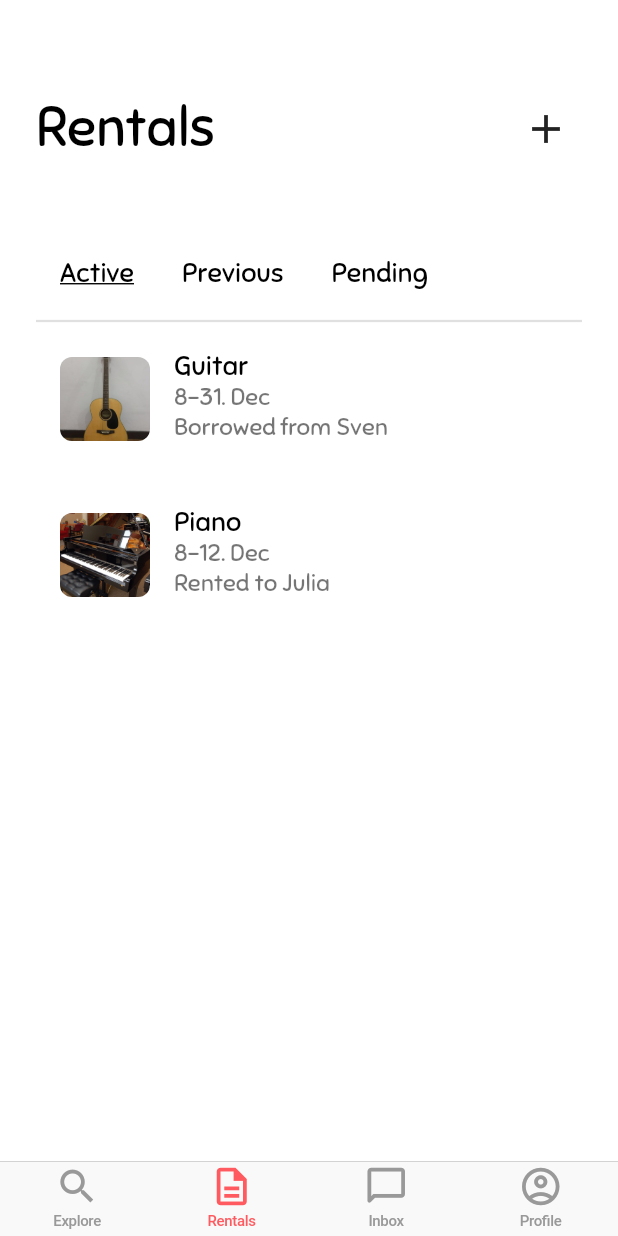
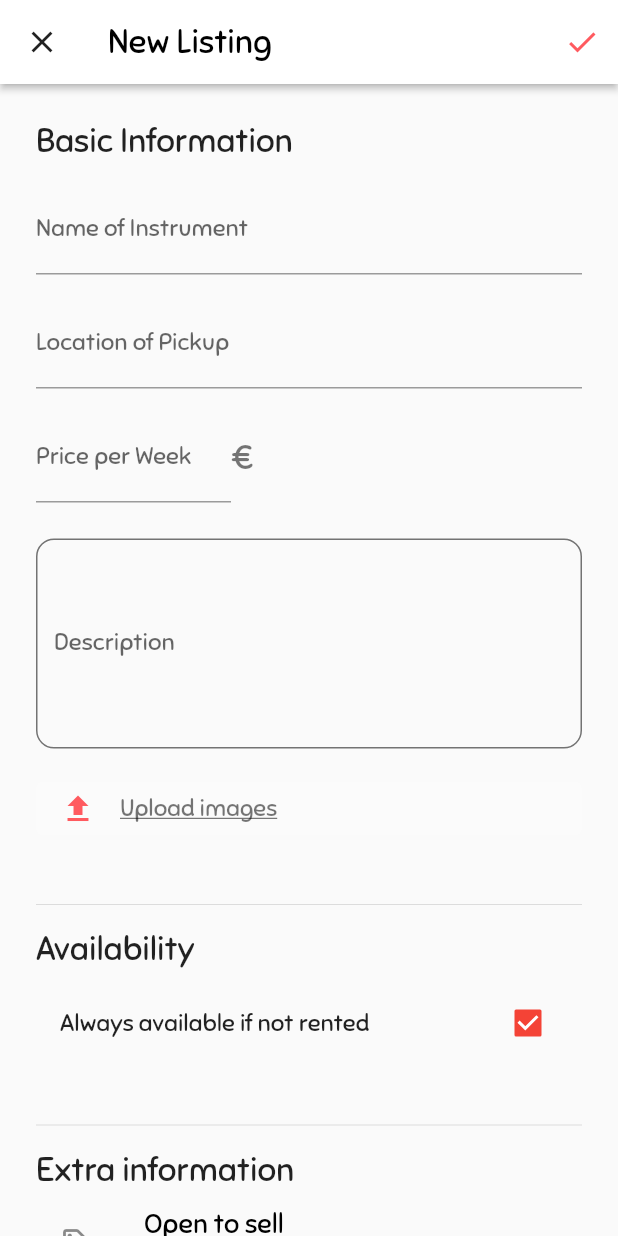
Before and after one commit to TjardL/iie_lending_platform, a Flutter app: the screen it shows after launch, item 2 of the bottom bar chosen, after a tap on the "add" icon, on a phone screen of 412 x 824 dp. Run offline on Flutter 3.47's test engine with Material 2 defaults, Android fonts, the phone set to English and light mode, and no system bars; our stand-ins replace syncfusion_flutter_datepicker.

```diff
--- a/lib/pages/explore_page.dart
+++ b/lib/pages/explore_page.dart
@@ -2,7 +2,7 @@ import 'package:flutter/cupertino.dart';
 import 'package:flutter/material.dart';
 import 'package:flutter/rendering.dart';
 import 'package:flutter/services.dart';
-import 'package:flutter_sticky_header/flutter_sticky_header.dart';
+
 import 'package:iieproject/pages/inbox_page.dart';
 import 'package:iieproject/pages/manage_page.dart';
 import 'package:iieproject/pages/product_detail_page.dart';
@@ -32,7 +32,7 @@ class _ExplorePageState extends State<ExplorePage> {
       extendBodyBehindAppBar: true,
       backgroundColor: Theme.of(context).backgroundColor,
       appBar: getPageIndex == 0 ? _buildAppBar() : null,
-      body: PageView(
+      body: PageView(physics: NeverScrollableScrollPhysics(),
         controller: controller,
         children: <Widget>[_buildBody(), ManagePage(), InboxPage()],
         onPageChanged: _whenPageChanges,
--- a/lib/pages/manage_page.dart
+++ b/lib/pages/manage_page.dart
@@ -1,4 +1,5 @@
 import 'package:flutter/material.dart';
+import 'package:iieproject/pages/new_instrument_page.dart';
 import 'package:iieproject/styles.dart';
 import 'package:iieproject/widgets/listing_item.dart';
 
@@ -31,7 +32,12 @@ class _ManagePageState extends State<ManagePage> {
             Text(
               "Rentals",
               style: TextStyles.h1,
-            ),IconButton(onPressed: (){}, icon: Icon(Icons.add),iconSize: 32,)
+            ),IconButton(onPressed: (){
+             Navigator.push(
+            context,
+            MaterialPageRoute(
+                builder: (context) => NewInstrumentPage()));
+            }, icon: Icon(Icons.add),iconSize: 32,)
           ],
         ),
         SizedBox(height: 48),
--- /dev/null
+++ b/lib/pages/new_instrument_page.dart
@@ -0,0 +1,225 @@
+import 'package:flutter/material.dart';
+import 'package:iieproject/styles.dart';
+import 'package:syncfusion_flutter_datepicker/datepicker.dart';
+
+class NewInstrumentPage extends StatefulWidget {
+  const NewInstrumentPage({Key? key}) : super(key: key);
+
+  @override
+  _NewInstrumentPageState createState() => _NewInstrumentPageState();
+}
+
+class _NewInstrumentPageState extends State<NewInstrumentPage> {
+  bool _alwaysAvailable = true;
+  bool _openToSell = false;
+  bool _flexibleDate = false;
+  @override
+  Widget build(BuildContext context) {
+    return Scaffold(
+      appBar: AppBar(
+        backgroundColor: Colors.white,
+        elevation: 2,
+        leading: IconButton(
+          onPressed: () => Navigator.pop(context),
+          icon: (Icon(
+            Icons.close,
+            color: Colors.black87,
+          )),
+        ),
+        actions: [
+          IconButton(
+            onPressed: () => Navigator.pop(context),
+            icon: (Icon(
+              Icons.check,
+              color: Theme.of(context).primaryColor,
+            )),
+          ),
+        ],
+        title: Text(
+          "New Listing",
+          style: TextStyles.h3,
+        ),
+      ),
+      body: _buildBody(),
+    );
+  }
+
+  _buildBody() {
+    return ListView(
+      padding: EdgeInsets.all(24),
+      children: [
+        Text(
+          "Basic Information",
+          style: TextStyles.h3.copyWith(color: Colors.black87),
+        ),
+        SizedBox(height: 16),
+        TextFormField(
+            maxLines: 1,
+            keyboardType: TextInputType.emailAddress,
+            autofocus: false,
+            decoration: new InputDecoration(
+              labelText: 'Name of Instrument',
+            )
+            // icon: new Icon(
+            //   Icons.label_outline,
+            //   color: Colors.grey,
+            // )),
+            // validator: (value) => value.isEmpty ? 'Email can\'t be empty' : null,
+            // onSaved: (value) => _email = value.trim(),
+            ),
+        SizedBox(height: 16),
+        TextFormField(
+          maxLines: 1,
+          keyboardType: TextInputType.emailAddress,
+          autofocus: false,
+          decoration: new InputDecoration(
+            labelText: 'Location of Pickup',
+          ),
+        ),
+        SizedBox(height: 16),
+        Row(
+          children: [
+            Container(
+              width: 130,
+              child: TextFormField(
+                maxLines: 1,
+                keyboardType: TextInputType.emailAddress,
+                autofocus: false,
+                decoration: new InputDecoration(
+                  labelText: 'Price per Week',
+                ),
+              ),
+            ),
+            Text(
+              "€",
+              style: TextStyles.h3.copyWith(color: Colors.black54),
+            )
+          ],
+        ),
+        SizedBox(
+          height: 24,
+        ),
+        TextFormField(
+            maxLines: 5,
+            keyboardType: TextInputType.multiline,
+            autofocus: false,
+            decoration: new InputDecoration(
+              labelText: 'Description',
+              focusedBorder: OutlineInputBorder(
+                borderRadius: BorderRadius.circular(12.0),
+                borderSide: BorderSide(
+                  color: Theme.of(context).primaryColor,
+                ),
+              ),
+              enabledBorder: OutlineInputBorder(
+                borderRadius: BorderRadius.circular(12.0),
+                borderSide: BorderSide(
+                  color: Colors.black54,
+                  width: 1.0,
+                ),
+              ),
+            )),
+        SizedBox(height: 16),
+        ElevatedButton(
+            style: ButtonStyle(elevation: MaterialStateProperty.all(0),
+                backgroundColor: MaterialStateProperty.all(Colors.white10)),
+            onPressed: () {},
+            child: Row(
+              children: [
+                Icon(
+                  Icons.upload,
+                  color: Theme.of(context).primaryColor,
+                ),
+                SizedBox(
+                  width: 16,
+                ),
+                Text(
+                  "Upload images",
+                  style: TextStyles.link.copyWith(color: Colors.black54),
+                )
+              ],
+            )),
+
+        SizedBox(
+          height: 32,
+        ),
+        Divider(),
+        SizedBox(
+          height: 8,
+        ),
+        Text(
+          "Availability",
+          style: TextStyles.h3.copyWith(color: Colors.black87),
+        ),
+        SizedBox(
+          height: 8,
+        ),
+        CheckboxListTile(
+            title: Text(
+              "Always available if not rented",
+              style: TextStyles.body.copyWith(color: Colors.black87),
+            ),
+            value: _alwaysAvailable,
+            onChanged: (context) {
+              setState(() {
+                _alwaysAvailable = !_alwaysAvailable;
+              });
+            }),
+        if (_alwaysAvailable == false)
+          Container(
+            child: SfDateRangePicker(
+              view: DateRangePickerView.month,
+              monthViewSettings:
+                  DateRangePickerMonthViewSettings(firstDayOfWeek: 1),
+              //onSelectionChanged: (){},
+              selectionMode: DateRangePickerSelectionMode.multiRange,
+            ),
+          ),
+        SizedBox(
+          height: 32,
+        ),
+        Divider(),
+        SizedBox(
+          height: 8,
+        ),
+        Text(
+          "Extra information",
+          style: TextStyles.h3.copyWith(color: Colors.black87),
+        ),
+        SizedBox(height: 8,),
+        ListTile(
+            leading: Icon(
+              Icons.sell_outlined,
+            ),
+            title: Text(
+              "Open to sell",
+              style: TextStyles.h4,
+            ),
+            subtitle: Text(
+              "I am willing to also sell my intrument",
+              style: TextStyles.body,
+            ),trailing: Checkbox(value: _openToSell,onChanged: (context) {
+              setState(() {
+                _openToSell = !_openToSell;
+              });}),
+          ),SizedBox(height: 8),
+          ListTile(
+            leading: Icon(
+              Icons.calendar_today,
+            ),
+            title: Text(
+              "Flexible date",
+              style: TextStyles.h4,
+            ),
+            subtitle: Text(
+              "The rent time can be extended if needed",
+              style: TextStyles.body,
+            ),trailing: Checkbox(value: _flexibleDate,onChanged: (context) {
+              setState(() {
+                _flexibleDate = !_flexibleDate;
+              });}),
+          ),
+      ],
+    );
+  }
+}
--- a/pubspec.yaml
+++ b/pubspec.yaml
@@ -24,12 +24,8 @@ dependencies:
 
   flutter:
     sdk: flutter
-
-
-  # The following adds the Cupertino Icons font to your application.
-  # Use with the CupertinoIcons class for iOS style icons.
-  flutter_sticky_header: ^0.6.0
   cupertino_icons: ^1.0.2
+  syncfusion_flutter_datepicker: ^19.4.38
 
 
 dev_dependencies:
```
Also changed, not shown: pubspec.lock, 14 other files.
